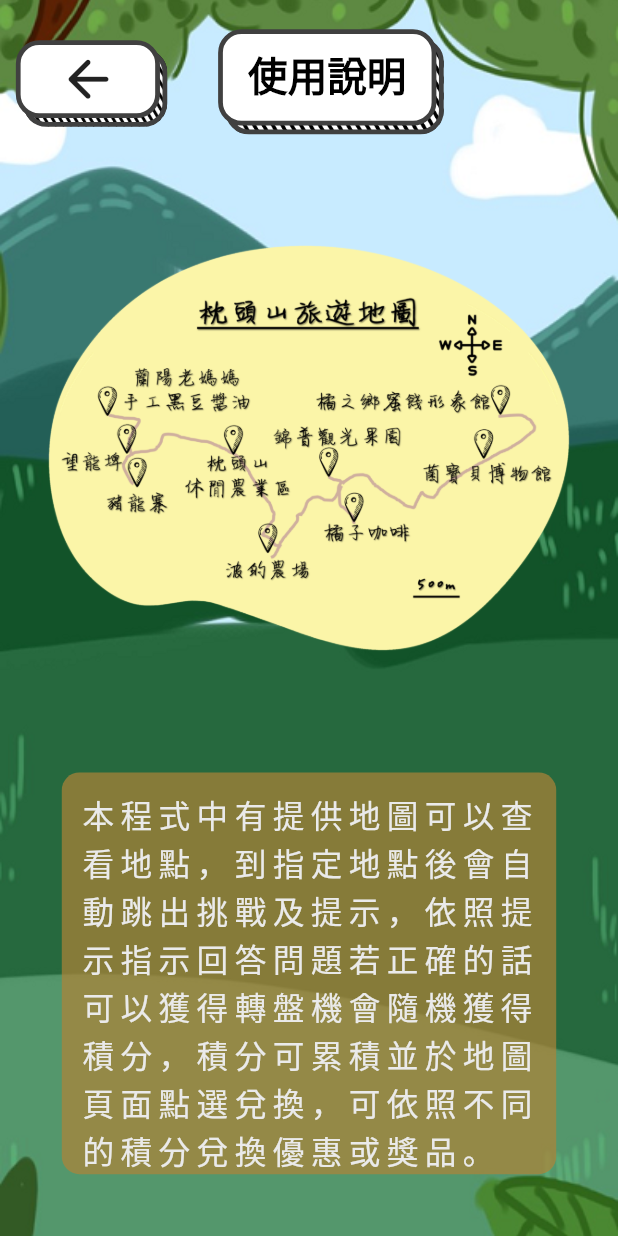
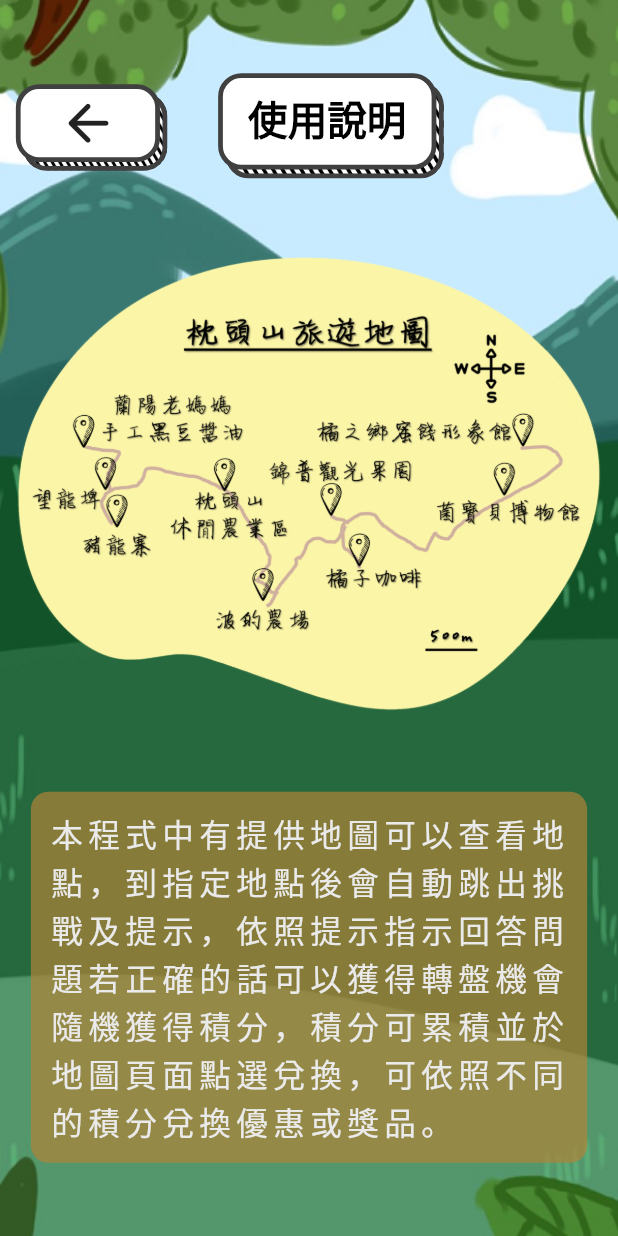
Before and after one commit to davidlai0263/pillow, a Flutter app: the RulesPage screen opened by its route, on a phone screen of 412 x 824 dp. Run offline on Flutter 3.47's test engine with Material 2 defaults, Android fonts, the light colour scheme and no system bars; our stand-ins replace flutter_screenutil, get.

```diff
--- a/lib/component/doodle_btn/btn_view.dart
+++ b/lib/component/doodle_btn/btn_view.dart
@@ -48,8 +48,8 @@ class DoodleBtnWidget extends StatelessWidget {
           : null,
       onTapUp: activation
           ? (tapUp) {
+              onTapCallback();
               logic.tap();
-              onTapCallback();
             }
           : null,
       onTapCancel: activation
--- a/lib/rules/rules_view.dart
+++ b/lib/rules/rules_view.dart
@@ -14,8 +14,7 @@ class RulesPage extends StatelessWidget {
 
   @override
   Widget build(BuildContext context) {
-    return SafeArea(
-      child: Scaffold(
+    return Scaffold(
       body: Stack(
         alignment: Alignment.center,
         children: [
@@ -25,7 +24,7 @@ class RulesPage extends StatelessWidget {
             fit: BoxFit.cover,
           ),
           Positioned(
-              top: 27.5.h,
+            top: 57.5.h,
             left: 10.w,
             child: DoodleBtnWidget(
               tag: '返回',
@@ -38,7 +37,7 @@ class RulesPage extends StatelessWidget {
             ),
           ),
           Positioned(
-              top: 20.h,
+            top: 50.h,
             right: 110.w,
             child: DoodleBtnWidget(
               onTapCallback: () {},
@@ -51,18 +50,18 @@ class RulesPage extends StatelessWidget {
           Column(
             mainAxisAlignment: MainAxisAlignment.spaceBetween,
             children: [
-                SizedBox(height: 0.1.sh,),
+              SizedBox(height: 120.h,),
               ConstrainedBox(
                   constraints: BoxConstraints(
                     maxHeight: 0.4.sh,
                   ),
                   child: Image.asset(
                     'assets/images/map.png',
-                      width: 0.85.sw,
+                    width: 0.95.sw,
                     fit: BoxFit.contain,
                   )),
               Container(
-                  margin: EdgeInsets.fromLTRB(0.1.sw, .0, 0.1.sw, 0.1.sw),
+                margin: EdgeInsets.fromLTRB(0.05.sw, .0, 0.05.sw, 50.h),
                 constraints: BoxConstraints(
                   maxHeight: 0.325.sh,
                 ),
@@ -80,7 +79,7 @@ class RulesPage extends StatelessWidget {
                           color: const Color(0xffeaeaea),
                             fontSize: 20.sp,
                             fontWeight: FontWeight.w500,
-                              letterSpacing: 4.sp,
+                            letterSpacing: 3.357.sp,
                             height: 1.5)),
                   ),
                 ),
@@ -90,7 +89,6 @@ class RulesPage extends StatelessWidget {
           ),
         ],
       ),
-      ),
     );
   }
 }
```
Also changed, not shown: lib/home/home_view.dart (+3 -7 lines), lib/lobby/lobby_view.dart (+7 -9 lines). Lines whose indentation alone changed are shown as unchanged.
